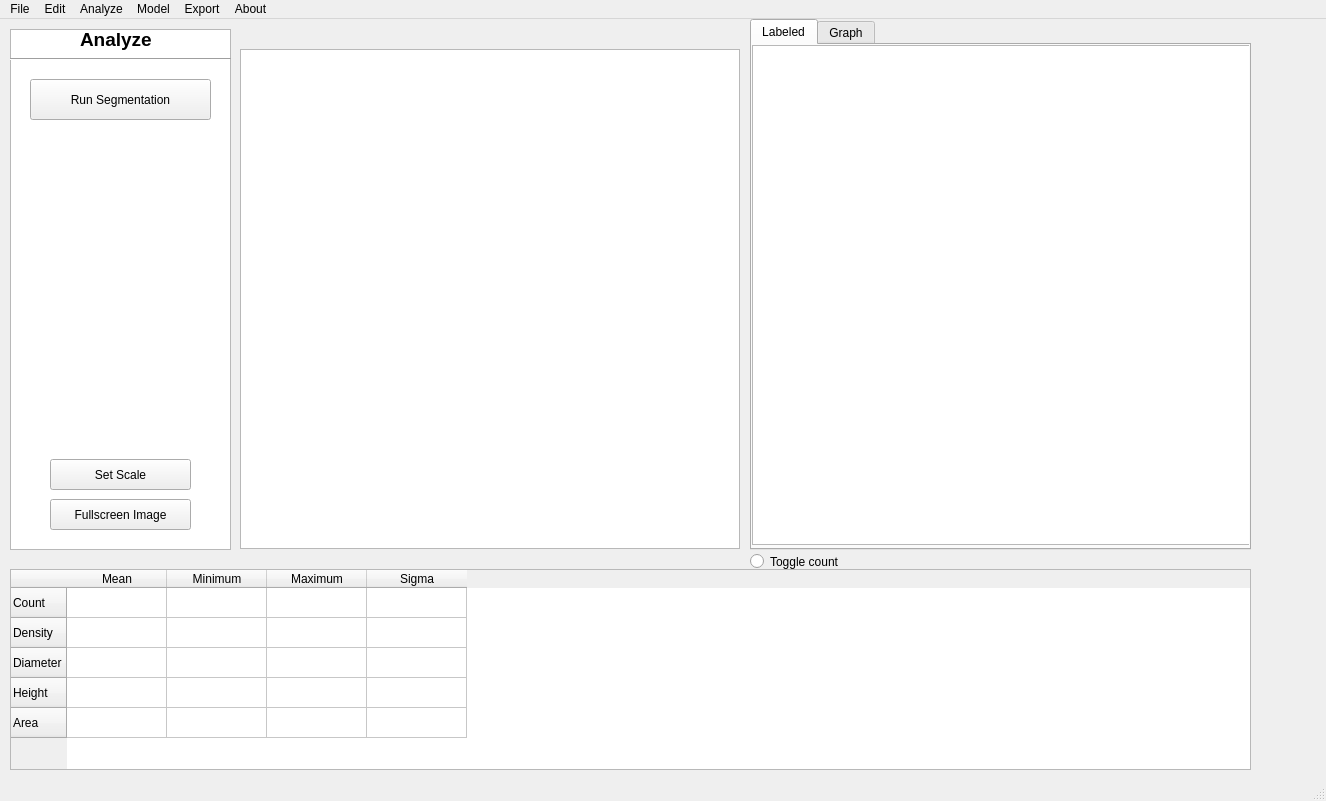
Nikolajkng/NanoparticleAnalysis, file src/gui/ui_designs/gui_prototype1.2_graphics_view.ui: the form before one commit.
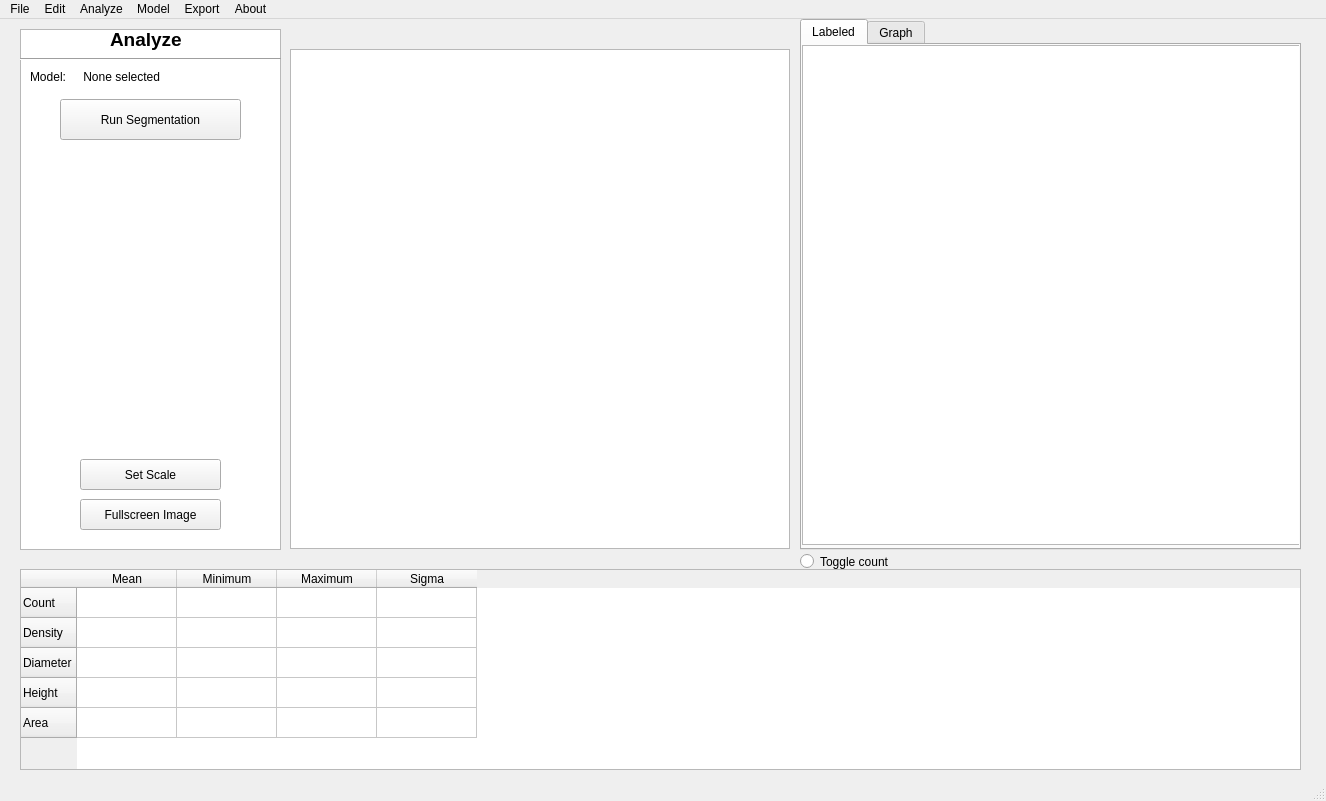
The form after the commit.

Commit message: ui changes, added run_segmentation as btn

```diff
--- a/src/gui/ui_designs/gui_prototype1.2_graphics_view.ui
+++ b/src/gui/ui_designs/gui_prototype1.2_graphics_view.ui
@@ -29,9 +29,9 @@
    <widget class="QListWidget" name="options_widget">
     <property name="geometry">
      <rect>
-      <x>10</x>
+      <x>20</x>
       <y>10</y>
-      <width>221</width>
+      <width>261</width>
       <height>521</height>
      </rect>
     </property>
@@ -45,9 +45,9 @@
    <widget class="QTableWidget" name="table_widget">
     <property name="geometry">
      <rect>
-      <x>10</x>
+      <x>20</x>
       <y>550</y>
-      <width>1241</width>
+      <width>1281</width>
       <height>201</height>
      </rect>
     </property>
@@ -209,7 +209,7 @@
    <widget class="QTabWidget" name="plots_tab_view">
     <property name="geometry">
      <rect>
-      <x>750</x>
+      <x>800</x>
       <y>0</y>
       <width>501</width>
       <height>531</height>
@@ -285,7 +285,7 @@
    <widget class="QGraphicsView" name="graphicsView">
     <property name="geometry">
      <rect>
-      <x>240</x>
+      <x>290</x>
       <y>30</y>
       <width>500</width>
       <height>500</height>
@@ -310,9 +310,9 @@
    <widget class="Line" name="line">
     <property name="geometry">
      <rect>
-      <x>10</x>
+      <x>20</x>
       <y>30</y>
-      <width>221</width>
+      <width>261</width>
       <height>20</height>
      </rect>
     </property>
@@ -323,9 +323,9 @@
    <widget class="QLabel" name="label">
     <property name="geometry">
      <rect>
-      <x>80</x>
+      <x>110</x>
       <y>10</y>
-      <width>121</width>
+      <width>91</width>
       <height>21</height>
      </rect>
     </property>
@@ -349,7 +349,7 @@
    <widget class="QPushButton" name="fullscreen_image_button">
     <property name="geometry">
      <rect>
-      <x>50</x>
+      <x>80</x>
       <y>480</y>
       <width>141</width>
       <height>31</height>
@@ -368,7 +368,7 @@
    <widget class="QRadioButton" name="radioButton">
     <property name="geometry">
      <rect>
-      <x>750</x>
+      <x>800</x>
       <y>530</y>
       <width>109</width>
       <height>25</height>
@@ -381,7 +381,7 @@
    <widget class="QLabel" name="input_image_metadata">
     <property name="geometry">
      <rect>
-      <x>240</x>
+      <x>290</x>
       <y>10</y>
       <width>501</width>
       <height>19</height>
@@ -394,7 +394,7 @@
    <widget class="QPushButton" name="setScaleButton">
     <property name="geometry">
      <rect>
-      <x>50</x>
+      <x>80</x>
       <y>440</y>
       <width>141</width>
       <height>31</height>
@@ -413,8 +413,8 @@
    <widget class="QPushButton" name="runSegmentationBtn">
     <property name="geometry">
      <rect>
-      <x>30</x>
-      <y>60</y>
+      <x>60</x>
+      <y>80</y>
       <width>181</width>
       <height>41</height>
      </rect>
@@ -429,6 +429,32 @@
      <string>Run Segmentation</string>
     </property>
    </widget>
+   <widget class="QLabel" name="current_model_label">
+    <property name="geometry">
+     <rect>
+      <x>80</x>
+      <y>50</y>
+      <width>181</width>
+      <height>16</height>
+     </rect>
+    </property>
+    <property name="text">
+     <string> None selected</string>
+    </property>
+   </widget>
+   <widget class="QLabel" name="current_model_label_2">
+    <property name="geometry">
+     <rect>
+      <x>30</x>
+      <y>50</y>
+      <width>61</width>
+      <height>16</height>
+     </rect>
+    </property>
+    <property name="text">
+     <string>Model: </string>
+    </property>
+   </widget>
   </widget>
   <widget class="QMenuBar" name="menubar">
    <property name="geometry">
```
The commit also changes 3 other files.
